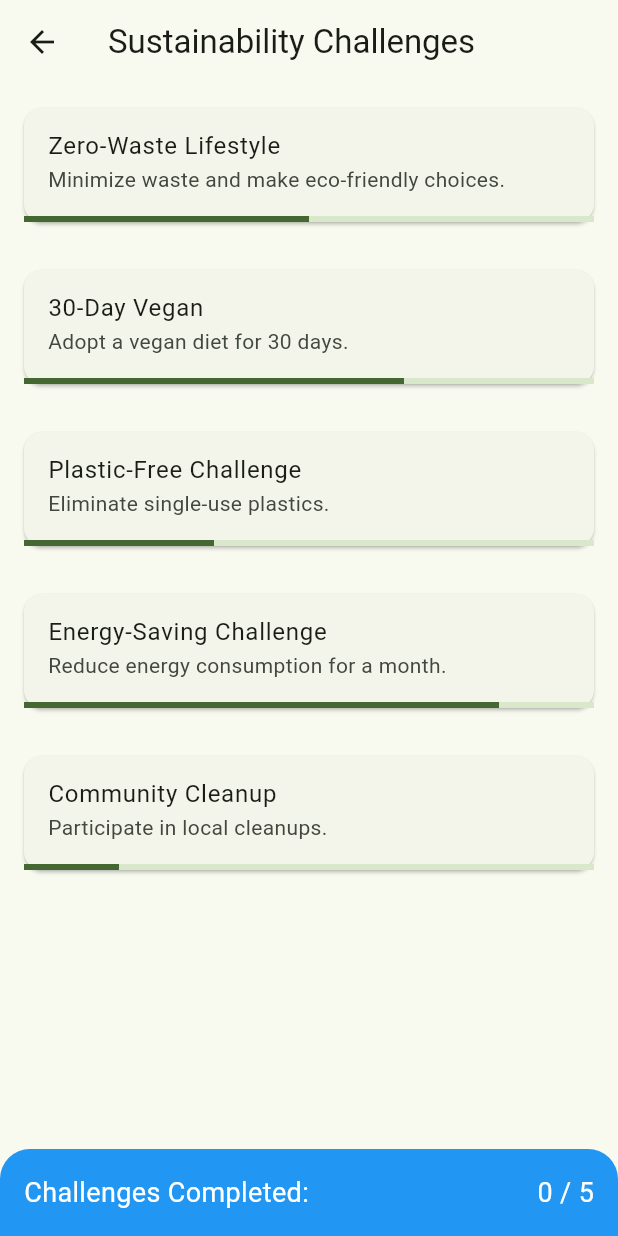
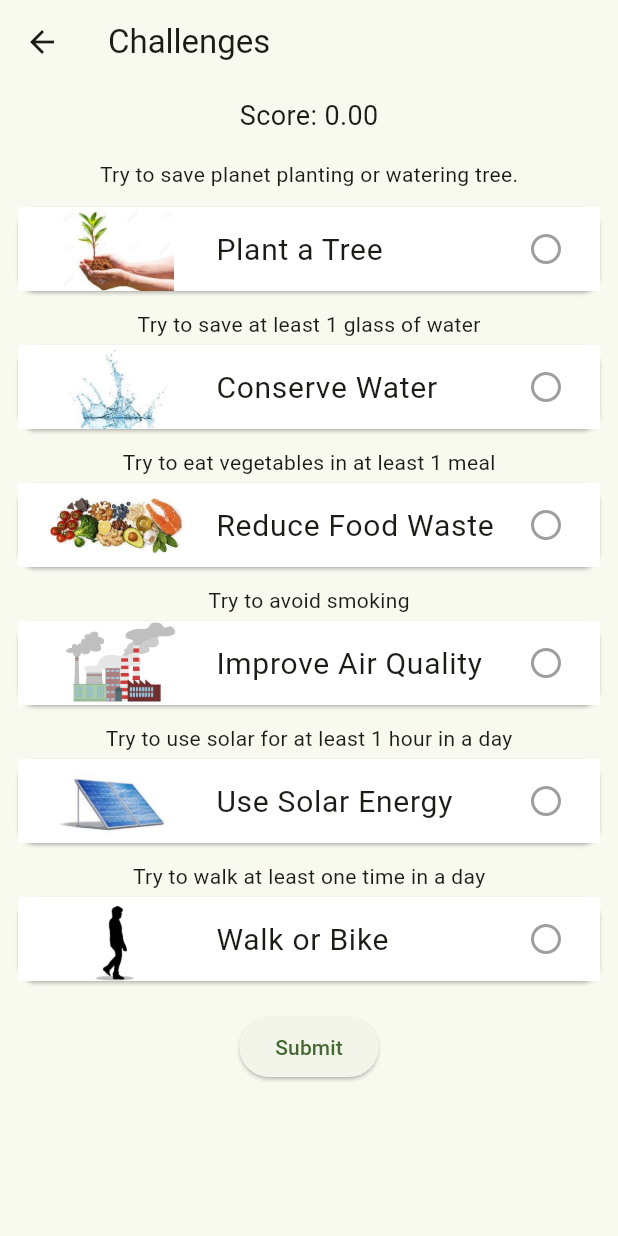
Before and after one commit to Nourin-Nusrat/Carbon-Calculator, a Flutter app: the ChallengesPage screen opened by its route, on a phone screen of 412 x 824 dp. Run offline on Flutter 3.47's test engine with Material 2 defaults, Android fonts, the phone set to English and light mode, and no system bars; our stand-ins replace fl_chart, shared_preferences, table_calendar; accounts and stored records are empty.

Commit message:
challenges

```diff
--- a/GreenPulse/green_pulse/lib/carbon_calculator.dart
+++ b/GreenPulse/green_pulse/lib/carbon_calculator.dart
@@ -85,7 +85,8 @@ class _CarbonCalculatorPageState extends State<CarbonCalculatorPage> {
     double totalEmissions = transportationValue + foodValue + electricityValue + waterValue;
     String indexDateandTime = DateFormat('yyyy-MM-dd HH:mm:ss').format(DateTime.now());
     // String indexDateandTime = DateFormat('yyyy-MM-dd').format(DateTime.now());
-    String dateAndTime = DateFormat.yMd().add_jm().format(DateTime.now());
+    // String dateAndTime = DateFormat.yMd().add_jm().format(DateTime.now());
+    String dateAndTime = DateFormat('MM-dd').format(DateTime.now());
     final entry = HistoryData(
       totalCarbon: totalEmissions,
       time: dateAndTime,
--- a/GreenPulse/green_pulse/lib/challenges.dart
+++ b/GreenPulse/green_pulse/lib/challenges.dart
@@ -1,132 +1,138 @@
 import 'package:flutter/material.dart';
 
-void main() {
-  runApp(const MyApp());
+class ChallengesPage extends StatefulWidget {
+  @override
+  _ChallengesPageState createState() => _ChallengesPageState();
 }
 
-class Challenge {
-  final String title;
-  final String description;
-  final int totalDays;
-  final int completedDays;
+class _ChallengesPageState extends State<ChallengesPage> {
+  // Store the completion status for each challenge.
+  final Map<String, bool> challengeStatus = {
+    'Plant a Tree': false,
+    'Conserve Water': false,
+    'Reduce Food Waste': false,
+    'Improve Air Quality': false,
+    'Use Solar Energy': false,
+    'Walk or Bike': false,
+  };
 
-  Challenge(this.title, this.description, this.totalDays, this.completedDays);
+  // Initialize the score.
+  double score = 0.0;
+
+  Widget _buildChallengeCard(String challenge, String imagePath) {
+    bool isCompleted = challengeStatus[challenge] ?? false;
+
+    return Card(
+      child: Container(
+        color: Colors.white,
+        child: ListTile(
+          leading: Image.asset(
+            'assets/$imagePath',
+            width: 100,
+            height: 100,
+          ),
+          title: Text(
+            challenge,
+            style: TextStyle(fontSize: 20),
+          ),
+          trailing: isCompleted
+              ? Icon(
+                  Icons.check_circle,
+                  color: Colors.green,
+                )
+              : Icon(
+                  Icons.radio_button_unchecked,
+                  color: Colors.grey,
+                ),
+          onTap: () {
+            setState(() {
+              challengeStatus[challenge] = !isCompleted;
+            });
+          },
+        ),
+      ),
+    );
   }
 
-class MyApp extends StatelessWidget {
-  const MyApp({Key? key});
+  // Calculate the completion percentage.
+  double calculatePercentage() {
+    int completedChallenges = challengeStatus.values.where((value) => value).length;
+    return (completedChallenges / 6) * 100;
+  }
+
+  // Update the score based on the daily percentage.
+  void updateScore() {
+    double dailyPercentage = calculatePercentage();
+    // Add the daily percentage to the score.
+    score += dailyPercentage;
+  }
 
   @override
   Widget build(BuildContext context) {
-    return MaterialApp(
-      title: 'Sustainability Challenges',
-      home: const ChallengesPage(),
-    );
-  }
-}
-
-class ChallengesPage extends StatelessWidget {
-  const ChallengesPage({Key? key});
-
-  @override
-  Widget build(BuildContext context) {
-    // List of challenges
-    final challenges = [
-      Challenge(
-        'Zero-Waste Lifestyle',
-        'Minimize waste and make eco-friendly choices.',
-        30,
-        15,
-      ),
-      Challenge(
-        '30-Day Vegan',
-        'Adopt a vegan diet for 30 days.',
-        30,
-        20,
-      ),
-      Challenge(
-        'Plastic-Free Challenge',
-        'Eliminate single-use plastics.',
-        30,
-        10,
-      ),
-      Challenge(
-        'Energy-Saving Challenge',
-        'Reduce energy consumption for a month.',
-        30,
-        25,
-      ),
-      Challenge(
-        'Community Cleanup',
-        'Participate in local cleanups.',
-        30,
-        5,
-      ),
-      // Add more challenges as needed
-    ];
-
-    final totalChallenges = challenges.length;
-    final completedChallenges =
-        challenges.where((challenge) => challenge.completedDays == challenge.totalDays).length;
-
     return Scaffold(
       appBar: AppBar(
-        title: const Text('Sustainability Challenges'),
+        title: Text('Challenges'),
       ),
-      body: Column(
-        children: [
-          Expanded(
-            child: ListView.builder(
-              itemCount: challenges.length,
-              itemBuilder: (context, index) {
-                final challenge = challenges[index];
-                return Card(
-                  margin: const EdgeInsets.all(16),
+      body: SingleChildScrollView(
+        child: Padding(
+          padding: const EdgeInsets.all(8.0),
           child: Column(
             children: [
-                      ListTile(
-                        title: Text(challenge.title),
-                        subtitle: Text(challenge.description),
+              // Display the current score.
+              Text(
+                'Score: ${score.toStringAsFixed(2)}',
+                style: TextStyle(fontSize: 18),
               ),
-                      LinearProgressIndicator(
-                        value: challenge.completedDays / challenge.totalDays,
+              SizedBox(height: 16.0), // Add some spacing
+              Text("Try to save planet planting or watering tree."),
+              SizedBox(height: 8.0),
+              _buildChallengeCard('Plant a Tree', 'tree.png'),
+              SizedBox(height: 8.0),
+              Text("Try to save at least 1 glass of water"),
+              _buildChallengeCard('Conserve Water', 'water.png'),
+              SizedBox(height: 8.0),
+              Text("Try to eat vegetables in at least 1 meal"),
+              _buildChallengeCard('Reduce Food Waste', 'food.png'),
+              SizedBox(height: 8.0),
+              Text("Try to avoid smoking"),
+              _buildChallengeCard('Improve Air Quality', 'air.png'),
+              SizedBox(height: 8.0),
+              Text("Try to use solar for at least 1 hour in a day"),
+              _buildChallengeCard('Use Solar Energy', 'solar.png'),
+              SizedBox(height: 8.0),
+              Text("Try to walk at least one time in a day"),
+              _buildChallengeCard('Walk or Bike', 'walk.png'),
+              SizedBox(height: 16.0),
+              ElevatedButton(
+                onPressed: () {
+                  double percentage = calculatePercentage();
+                  // Update the score.
+                  setState(() {
+                    score += percentage;
+                  });
+                  showDialog(
+                    context: context,
+                    builder: (context) {
+                      return AlertDialog(
+                        title: Text('Completion Percentage'),
+                        content: Text('You have completed ${percentage.toStringAsFixed(2)}% of the challenges.'),
+                        actions: [
+                          TextButton(
+                            onPressed: () {
+                              Navigator.of(context).pop();
+                            },
+                            child: Text('Close'),
                           ),
                         ],
-                  ),
                       );
                     },
-            ),
-          ),
-          Container(
-            padding: const EdgeInsets.all(16),
-            decoration: BoxDecoration(
-              color: Colors.blue,
-              borderRadius: const BorderRadius.only(
-                topLeft: Radius.circular(20),
-                topRight: Radius.circular(20),
-              ),
-            ),
-            child: Row(
-              mainAxisAlignment: MainAxisAlignment.spaceBetween,
-              children: [
-                Text(
-                  'Challenges Completed:',
-                  style: const TextStyle(
-                    color: Colors.white,
-                    fontSize: 18,
-                  ),
-                ),
-                Text(
-                  '$completedChallenges / $totalChallenges',
-                  style: const TextStyle(
-                    color: Colors.white,
-                    fontSize: 18,
-                  ),
+                  );
+                },
+                child: Text('Submit'),
               ),
             ],
           ),
         ),
-        ],
       ),
     );
   }
--- a/GreenPulse/green_pulse/pubspec.yaml
+++ b/GreenPulse/green_pulse/pubspec.yaml
@@ -17,7 +17,10 @@ dependencies:
   path_provider: ^2.0.6
   provider: ^5.0.0
   http: ^0.13.3
+  fl_chart: ^0.40.0
+  table_calendar: ^3.0.8
   cupertino_icons: ^1.0.2
+
 
 
 dev_dependencies:
@@ -27,5 +30,6 @@ dev_dependencies:
   flutter_lints: ^2.0.0
 
 flutter:
-
   uses-material-design: true
+  assets:
+    - assets/
```
Also changed, not shown: GreenPulse/green_pulse/lib/DailyChallenges.dart (added, +36 -0 lines), GreenPulse/green_pulse/lib/WeeklyChallenges.dart (added, +18 -0 lines), GreenPulse/green_pulse/lib/history_Page.dart (+65 -10 lines), GreenPulse/green_pulse/lib/main.dart (+16 -0 lines), GreenPulse/green_pulse/lib/news_feed.dart (added, +67 -0 lines), GreenPulse/green_pulse/assets/air.png (added), GreenPulse/green_pulse/assets/carbon.png (added), GreenPulse/green_pulse/assets/daily.png (added), GreenPulse/green_pulse/assets/food.png (added), GreenPulse/green_pulse/assets/solar.png (added), GreenPulse/green_pulse/assets/sound.png (added), GreenPulse/green_pulse/assets/tree.png (added), GreenPulse/green_pulse/assets/walk.png (added), GreenPulse/green_pulse/assets/water.png (added), 2 more files. Lines whose indentation alone changed are shown as unchanged.
